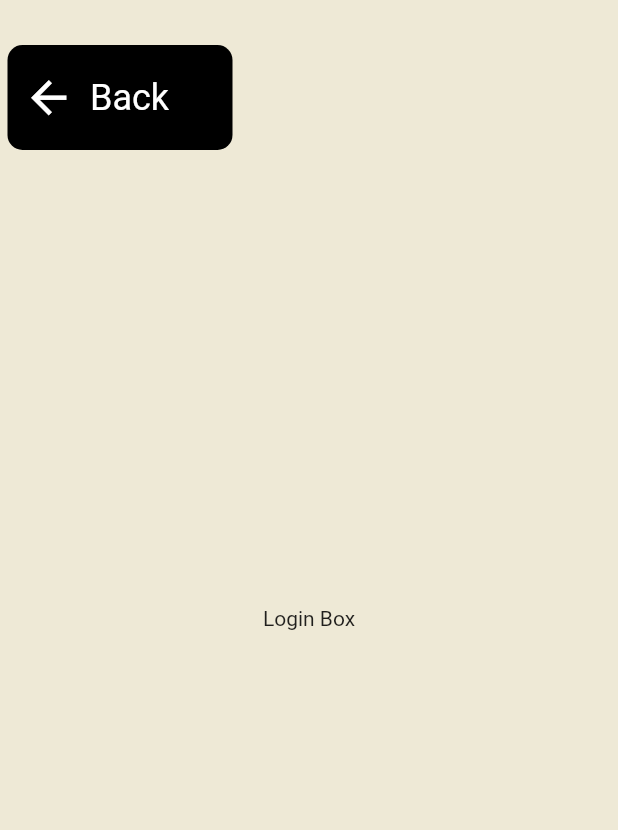
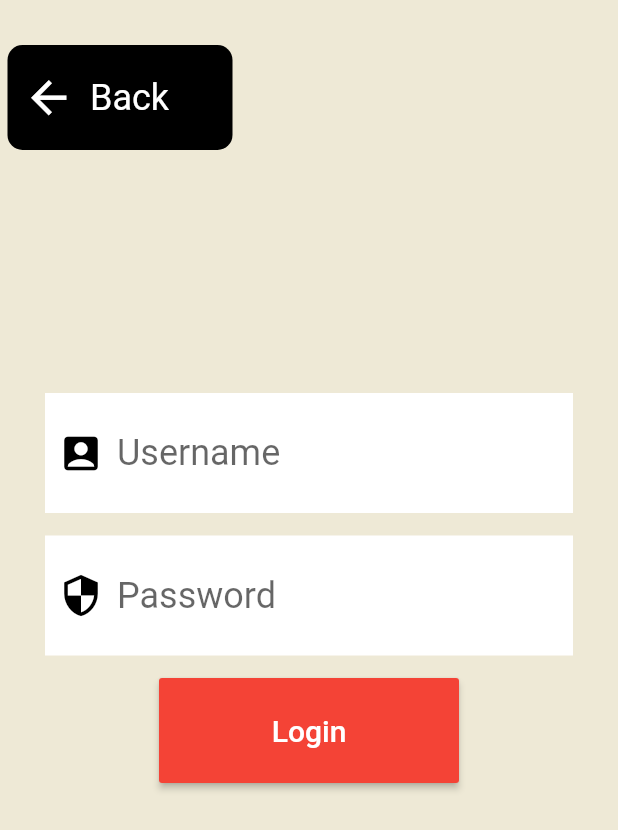
Before and after one commit to samaralii/RestaurantApp, a Flutter app: the MainPage screen opened directly, on a phone screen of 412 x 824 dp. Shown: the top 830 px of the screen. Run offline on Flutter 3.47's test engine with Material 2 defaults, Android fonts, the phone set to English and light mode, and no system bars.

Commit message:
work on login view

```diff
--- a/lib/loginPage.dart
+++ b/lib/loginPage.dart
@@ -13,7 +13,6 @@ class MainPage extends StatefulWidget {
 }
 
 class MainPageState extends State<MainPage> {
-
   Widget backButton(BuildContext context) {
     return InkWell(
       onTap: () {
@@ -45,8 +44,75 @@ class MainPageState extends State<MainPage> {
     );
   }
 
+  Widget emailField() {
+    return Container(
+      height: 80.0,
+      color: Colors.white,
+      child: Center(
+        child: TextField(
+          decoration: InputDecoration(
+            hintText: "Username",
+            prefixIcon: Icon(
+              Icons.account_box,
+              color: Colors.black,
+              size: 30.0,
+            ),
+            border: InputBorder.none,
+          ),
+          style: TextStyle(fontSize: 24.0, color: Colors.black),
+        ),
+      ),
+    );
+  }
+
+  Widget passwordField() {
+    return Container(
+      margin: EdgeInsets.only(top: 15.0),
+      height: 80.0,
+      color: Colors.white,
+      child: Center(
+        child: TextField(
+          obscureText: true,
+          decoration: InputDecoration(
+            hintText: "Password",
+            prefixIcon: Icon(
+              Icons.security,
+              color: Colors.black,
+              size: 30.0,
+            ),
+            border: InputBorder.none,
+          ),
+          style: TextStyle(fontSize: 24.0, color: Colors.black),
+        ),
+      ),
+    );
+  }
+
+  Widget loginButton() {
+    return Container(
+      margin: EdgeInsets.only(top: 15.0),
+      child: ButtonTheme(
+        minWidth: 200.0,
+        height: 70.0,
+        child: RaisedButton(
+          onPressed: () {},
+          color: Colors.red,
+          padding: EdgeInsets.all(10.0),
+          child: Text("Login",
+              style: TextStyle(fontSize: 20.0, color: Colors.white)),
+        ),
+      ),
+    );
+  }
+
   Widget loginBox() {
-    return Text("Login Box");
+    return Container(
+      height: 300.0,
+      margin: EdgeInsets.only(left: 30.0, right: 30.0),
+      child: Column(
+        children: <Widget>[emailField(), passwordField(), loginButton()],
+      ),
+    );
   }
 
   Widget body(BuildContext context) {
```
